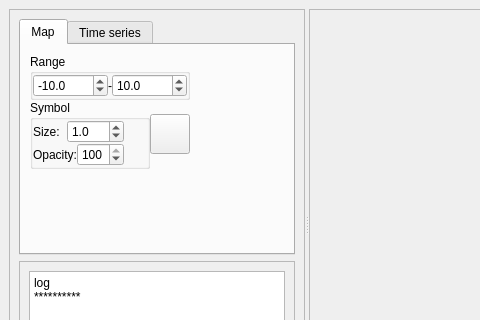
Before: the Qt Designer form insar_explorer_dockwidget_base.ui in luhipi/insar-explorer, drawn with Qt 5; both pictures show x 0 to 480 and y 0 to 320 of the 693 by 448 pixel window.
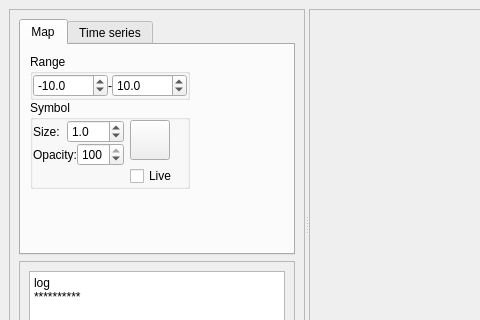
After: the same form once the commit is applied. The open tabs and pages were chosen to show the change. Icons and pictures are not drawn.

Commit message: add live preview for map symbology

```diff
--- a/insar_explorer_dockwidget_base.ui
+++ b/insar_explorer_dockwidget_base.ui
@@ -280,9 +280,8 @@
                            </item>
                           </layout>
                          </item>
-                        </layout>
-                       </widget>
-                      </item>
+                         <item row="0" column="1">
+                          <layout class="QVBoxLayout" name="verticalLayout_5">
                       <item>
                        <widget class="QPushButton" name="pb_symbology">
                         <property name="sizePolicy">
@@ -313,6 +312,18 @@
                           <height>20</height>
                          </size>
                         </property>
+                            </widget>
+                           </item>
+                           <item>
+                            <widget class="QCheckBox" name="cb_symbology_live">
+                             <property name="text">
+                              <string>Live</string>
+                             </property>
+                            </widget>
+                           </item>
+                          </layout>
+                         </item>
+                        </layout>
                        </widget>
                       </item>
                      </layout>
```
Left out of the diff: 2 changed lines with no effect on the pictures. Lines whose indentation alone changed are shown as unchanged. The commit also changes 1 other file.
